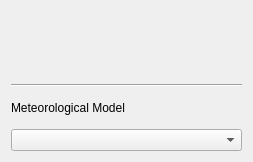
Above: src/ui/reoshydraulicschemewidget.ui from vcloarec/ReosProject before the change. Below: the same form after it.
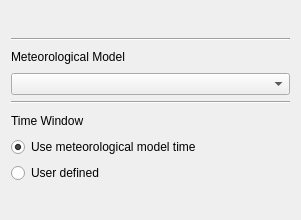
That is the form after the change. Custom widgets are drawn as their Qt base class.

Commit message: improve time managment

```diff
--- a/src/ui/reoshydraulicschemewidget.ui
+++ b/src/ui/reoshydraulicschemewidget.ui
@@ -6,8 +6,8 @@
    <rect>
     <x>0</x>
     <y>0</y>
-    <width>253</width>
-    <height>162</height>
+    <width>301</width>
+    <height>220</height>
    </rect>
   </property>
   <property name="windowTitle">
@@ -17,16 +17,6 @@
    <item>
     <widget class="ReosParameterStringWidget" name="mWidetName" native="true"/>
    </item>
-   <item>
-    <layout class="QHBoxLayout" name="horizontalLayout">
-     <item>
-      <widget class="ReosParameterDateTimeWidget" name="mWidgetStartTime" native="true"/>
-     </item>
-     <item>
-      <widget class="ReosParameterDateTimeWidget" name="mWidgetEndTime" native="true"/>
-     </item>
-    </layout>
-   </item>
    <item>
     <widget class="Line" name="line">
      <property name="orientation">
@@ -44,6 +34,51 @@
    <item>
     <widget class="QComboBox" name="mMeteoModelCombo"/>
    </item>
+   <item>
+    <widget class="Line" name="line_2">
+     <property name="orientation">
+      <enum>Qt::Horizontal</enum>
+     </property>
+    </widget>
+   </item>
+   <item>
+    <widget class="QLabel" name="label_2">
+     <property name="text">
+      <string>Time Window</string>
+     </property>
+    </widget>
+   </item>
+   <item>
+    <layout class="QGridLayout" name="gridLayout">
+     <item row="0" column="0">
+      <widget class="QRadioButton" name="mRadioButtonMeteoTime">
+       <property name="text">
+        <string>Use meteorological model time</string>
+       </property>
+       <property name="checked">
+        <bool>true</bool>
+       </property>
+      </widget>
+     </item>
+     <item row="1" column="0">
+      <widget class="QRadioButton" name="mRadioButtonUserDefinedTime">
+       <property name="text">
+        <string>User defined</string>
+       </property>
+      </widget>
+     </item>
+    </layout>
+   </item>
+   <item>
+    <layout class="QHBoxLayout" name="horizontalLayout">
+     <item>
+      <widget class="ReosParameterDateTimeWidget" name="mWidgetStartTime" native="true"/>
+     </item>
+     <item>
+      <widget class="ReosParameterDateTimeWidget" name="mWidgetEndTime" native="true"/>
+     </item>
+    </layout>
+   </item>
   </layout>
  </widget>
  <customwidgets>
```
The commit also changes 36 other files.
